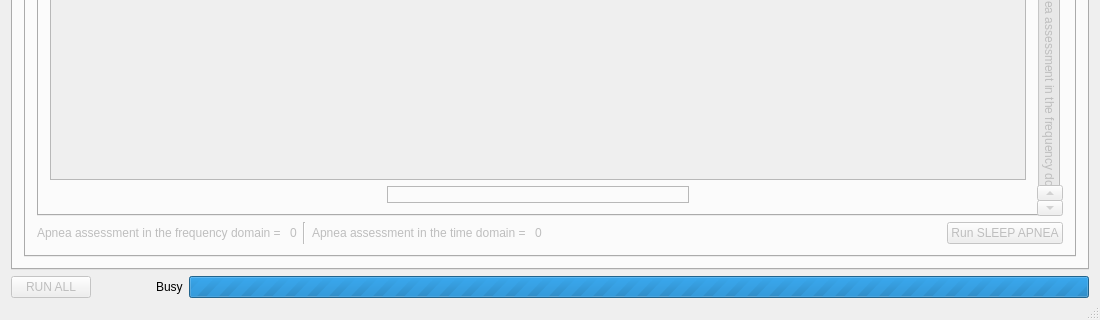
Qt form EKG/Views/airecgmain.ui (qwerty90/ProjektEKG) before a commit; both pictures show x 0 to 1100 and y 448 to 768 of the 1100 by 768 pixel window.
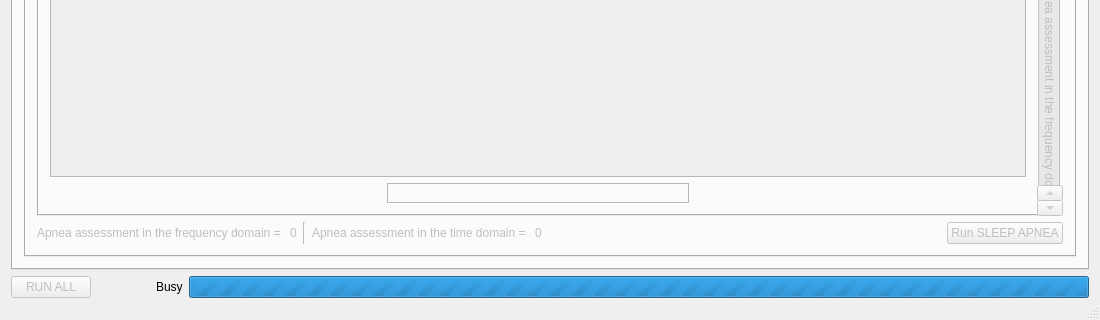
The same form after that commit. The open tabs and pages were chosen to show the change. Icons and pictures are not drawn.

```diff
--- a/EKG/Views/airecgmain.ui
+++ b/EKG/Views/airecgmain.ui
@@ -3424,7 +3424,7 @@
                        <x>0</x>
                        <y>0</y>
                        <width>988</width>
-                       <height>422</height>
+                       <height>442</height>
                       </rect>
                      </property>
                     </widget>
@@ -3432,6 +3432,22 @@
                   </item>
                   <item>
                    <layout class="QHBoxLayout" name="horizontalLayout_11">
+                    <item>
+                     <spacer name="verticalSpacer_15">
+                      <property name="orientation">
+                       <enum>Qt::Vertical</enum>
+                      </property>
+                      <property name="sizeType">
+                       <enum>QSizePolicy::Fixed</enum>
+                      </property>
+                      <property name="sizeHint" stdset="0">
+                       <size>
+                        <width>20</width>
+                        <height>20</height>
+                       </size>
+                      </property>
+                     </spacer>
+                    </item>
                     <item>
                      <widget class="QFrame" name="frame_2">
                       <property name="enabled">
@@ -3478,6 +3494,22 @@
                       </property>
                      </widget>
                     </item>
+                    <item>
+                     <spacer name="verticalSpacer_16">
+                      <property name="orientation">
+                       <enum>Qt::Vertical</enum>
+                      </property>
+                      <property name="sizeType">
+                       <enum>QSizePolicy::Fixed</enum>
+                      </property>
+                      <property name="sizeHint" stdset="0">
+                       <size>
+                        <width>20</width>
+                        <height>20</height>
+                       </size>
+                      </property>
+                     </spacer>
+                    </item>
                    </layout>
                   </item>
                  </layout>
```
Left out of the diff: 52 changed lines with no effect on the pictures.
